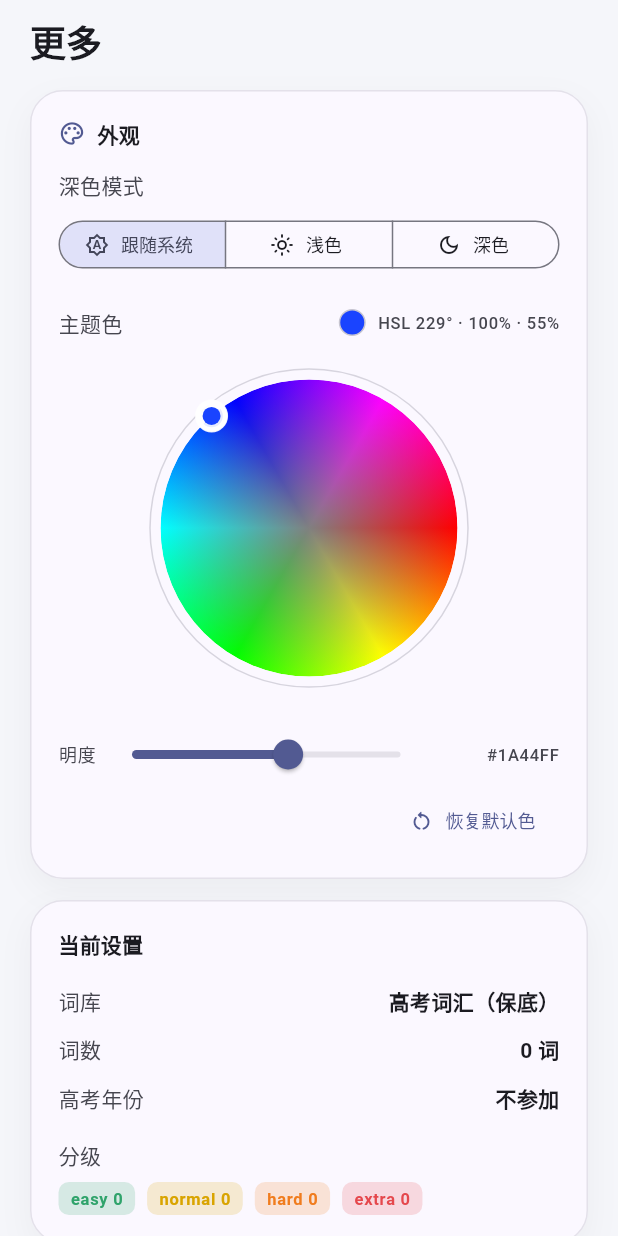
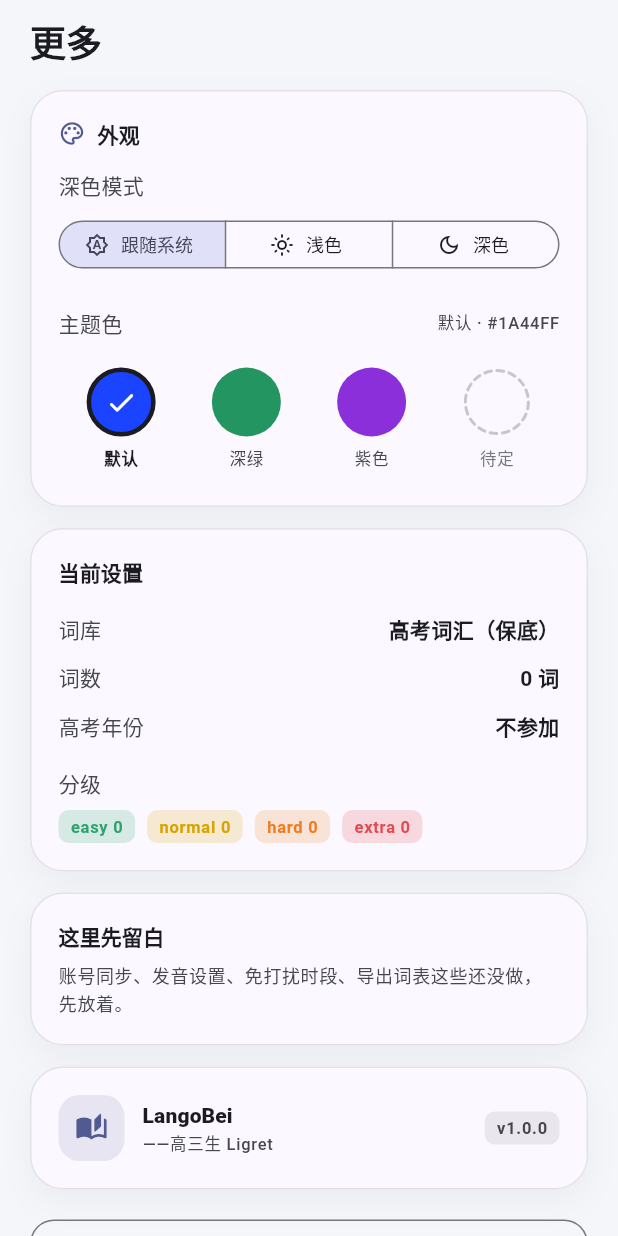
Before and after one commit to Ligret2007/LanGouBei, a Flutter app: the MoreScreen screen opened directly with empty values, on a phone screen of 412 x 824 dp. Run offline on Flutter 3.47's test engine with Material 3 defaults, Android fonts, the phone set to English and light mode, and no system bars; our stand-ins replace shared_preferences; accounts and stored records are empty.

Commit message:
feat(主题色): 主题色四选一（默认 / 深绿 / 紫色 + 留空一格）
- Settings 用 themePreset 取代自由 HSL，预设色值仍以 HSL 描述
- 老数据按色相就近迁移，差距过大回落默认
- 留空格画虚线圈标待定，点选被拒绝并给提示
- 色块加语义标签与选中态，屏幕阅读器可读
- 新增 8 个测试（四格齐全、留空选不中、颜色随预设变、迁移）

```diff
--- a/lib/main.dart
+++ b/lib/main.dart
@@ -25,7 +25,7 @@
       listenable: state,
       builder: (context, _) {
         final s = state.settings;
-        final seed = seedColorFrom(s.seedHue, s.seedSaturation, s.seedLightness);
+        final seed = seedForPreset(presetById(s.themePreset));
         return MaterialApp(
           title: 'LangoBei',
           debugShowCheckedModeBanner: false,
--- a/lib/models/word.dart
+++ b/lib/models/word.dart
@@ -129,6 +129,64 @@
 /// 外观模式：跟随系统 / 浅色 / 深色
 enum ThemeModeSetting { system, light, dark }
 
+/// 主题色预设：色值仍然用 HSL 描述，方便以后加自定义取色
+class ThemePreset {
+  final String id;
+  final String label;
+  final double hue; // 0-360
+  final double saturation; // 0-1
+  final double lightness; // 0-1
+
+  /// 留空的格子：占位用，不能选中
+  final bool reserved;
+
+  const ThemePreset({
+    required this.id,
+    required this.label,
+    required this.hue,
+    required this.saturation,
+    required this.lightness,
+    this.reserved = false,
+  });
+}
+
+/// 四选一：默认 / 深绿 / 紫色 /（留空）
+const List<ThemePreset> kThemePresets = [
+  ThemePreset(id: 'default', label: '默认', hue: 229, saturation: 1.00, lightness: 0.55),
+  ThemePreset(id: 'green', label: '深绿', hue: 152, saturation: 0.62, lightness: 0.36),
+  ThemePreset(id: 'purple', label: '紫色', hue: 272, saturation: 0.70, lightness: 0.52),
+  ThemePreset(
+    id: 'reserved',
+    label: '待定',
+    hue: 0,
+    saturation: 0,
+    lightness: 0.5,
+    reserved: true,
+  ),
+];
+
+ThemePreset presetById(String id) => kThemePresets.firstWhere(
+      (p) => p.id == id && !p.reserved,
+      orElse: () => kThemePresets.first,
+    );
+
+/// 老数据里存的是自由 HSL，迁移时找色相最接近的预设
+ThemePreset nearestPreset(double hue) {
+  ThemePreset best = kThemePresets.first;
+  var bestGap = 361.0;
+  for (final p in kThemePresets) {
+    if (p.reserved) continue;
+    final gap = (p.hue - hue).abs();
+    final wrapped = gap > 180 ? 360 - gap : gap;
+    if (wrapped < bestGap) {
+      bestGap = wrapped;
+      best = p;
+    }
+  }
+  // 差距太大就认为是随手拖的，回到默认
+  return bestGap <= 24 ? best : kThemePresets.first;
+}
+
 class Settings {
   bool onboarded;
   String bank; // core / ext
@@ -137,19 +195,15 @@
   /// 外观模式
   ThemeModeSetting themeMode;
 
-  /// 主题色的 HSL（色轮给 H 和 S，明度单独一根滑杆）
-  double seedHue; // 0-360
-  double seedSaturation; // 0-1
-  double seedLightness; // 0-1
+  /// 主题色预设 id（default / green / purple）
+  String themePreset;
 
   Settings({
     this.onboarded = false,
     this.bank = 'core',
     this.examYear,
     this.themeMode = ThemeModeSetting.system,
-    this.seedHue = 229,
-    this.seedSaturation = 1.0,
-    this.seedLightness = 0.55,
+    this.themePreset = 'default',
   });
 
   Map<String, dynamic> toJson() => {
@@ -157,9 +211,7 @@
         'bank': bank,
         'examYear': examYear,
         'themeMode': themeMode.name,
-        'hue': seedHue,
-        'sat': seedSaturation,
-        'light': seedLightness,
+        'preset': themePreset,
       };
 
   factory Settings.fromJson(Map<String, dynamic> j) => Settings(
@@ -170,8 +222,15 @@
           (m) => m.name == j['themeMode'],
           orElse: () => ThemeModeSetting.system,
         ),
-        seedHue: (j['hue'] as num?)?.toDouble() ?? 229,
-        seedSaturation: (j['sat'] as num?)?.toDouble() ?? 1.0,
-        seedLightness: (j['light'] as num?)?.toDouble() ?? 0.55,
+        themePreset: _migratePreset(j),
       );
+
+  /// 新字段直接用 preset；老数据只有自由 HSL，就迁到最接近的预设
+  static String _migratePreset(Map<String, dynamic> j) {
+    final saved = j['preset'] as String?;
+    if (saved != null) return presetById(saved).id;
+    final legacyHue = (j['hue'] as num?)?.toDouble();
+    if (legacyHue == null) return 'default';
+    return nearestPreset(legacyHue).id;
+  }
 }
--- a/lib/screens/more_screen.dart
+++ b/lib/screens/more_screen.dart
@@ -1,9 +1,10 @@
+import 'dart:math' as math;
+
 import 'package:flutter/material.dart';
 
 import '../app_state.dart';
 import '../models/word.dart';
 import '../theme.dart';
-import '../widgets/hsl_color_wheel.dart';
 
 /// 更多：外观（深浅色 + 主题色）、当前设置、重置入口
 class MoreScreen extends StatelessWidget {
@@ -15,7 +16,8 @@
   Widget build(BuildContext context) {
     final theme = Theme.of(context);
     final s = state.settings;
-    final seed = seedColorFrom(s.seedHue, s.seedSaturation, s.seedLightness);
+    final preset = presetById(s.themePreset);
+    final seed = seedForPreset(preset);
     final counts = state.levelCounts;
 
     return Scaffold(
@@ -82,74 +84,25 @@
                           style: theme.textTheme.bodyMedium
                               ?.copyWith(color: theme.colorScheme.onSurfaceVariant)),
                       const Spacer(),
-                      Container(
-                        width: 18,
-                        height: 18,
-                        decoration: BoxDecoration(
-                          color: seed,
-                          shape: BoxShape.circle,
-                          border: Border.all(
-                            color: theme.colorScheme.outlineVariant,
-                          ),
-                        ),
-                      ),
-                      const SizedBox(width: 8),
                       Text(
-                        'HSL ${s.seedHue.round()}° · ${(s.seedSaturation * 100).round()}% · ${(s.seedLightness * 100).round()}%',
+                        '${preset.label} · ${_hex(seed)}',
                         style: theme.textTheme.labelSmall
                             ?.copyWith(color: theme.colorScheme.onSurfaceVariant),
                       ),
                     ],
                   ),
                   const SizedBox(height: 14),
-                  Center(
-                    child: HslColorWheel(
-                      hue: s.seedHue,
-                      saturation: s.seedSaturation,
-                      lightness: s.seedLightness,
-                      size: 226,
-                      onChanged: (hue, sat) => state.setSeed(hue: hue, saturation: sat),
-                    ),
-                  ),
-                  const SizedBox(height: 14),
                   Row(
                     children: [
-                      Text('明度',
-                          style: theme.textTheme.labelMedium
-                              ?.copyWith(color: theme.colorScheme.onSurfaceVariant)),
-                      Expanded(
-                        child: Slider(
-                          value: s.seedLightness,
-                          min: 0.2,
-                          max: 0.8,
-                          divisions: 60,
-                          label: '${(s.seedLightness * 100).round()}%',
-                          onChanged: (v) => state.setSeed(lightness: v),
-                          onChangeEnd: (_) => state.flush(),
+                      for (final p in kThemePresets)
+                        Expanded(
+                          child: _PresetSwatch(
+                            preset: p,
+                            selected: p.id == preset.id,
+                            onTap: () => _pickPreset(context, p),
+                          ),
                         ),
-                      ),
-                      SizedBox(
-                        width: 82,
-                        child: Text(
-                          _hex(seed),
-                          textAlign: TextAlign.right,
-                          style: theme.textTheme.labelSmall
-                              ?.copyWith(color: theme.colorScheme.onSurfaceVariant),
-                        ),
-                      ),
                     ],
-                  ),
-                  Align(
-                    alignment: Alignment.centerRight,
-                    child: TextButton.icon(
-                      onPressed: state.resetSeed,
-                      icon: const Icon(Icons.restart_alt_rounded, size: 16),
-                      label: const Text('恢复默认色'),
-                      style: TextButton.styleFrom(
-                        visualDensity: VisualDensity.compact,
-                        textStyle: const TextStyle(fontSize: 12),
-                      ),
-                    ),
                   ),
                 ],
               ),
@@ -267,6 +220,19 @@
     );
   }
 
+  void _pickPreset(BuildContext context, ThemePreset p) {
+    if (p.reserved) {
+      ScaffoldMessenger.of(context)
+        ..hideCurrentSnackBar()
+        ..showSnackBar(const SnackBar(
+          content: Text('这一格先留空，想好加什么颜色再放进来'),
+          duration: Duration(seconds: 2),
+        ));
+      return;
+    }
+    state.setThemePreset(p.id);
+  }
+
   void _confirmReset(BuildContext context) {
     showDialog<void>(
       context: context,
@@ -287,3 +253,105 @@
     );
   }
 }
+
+/// 主题色色块：留空的那格画成虚线圈，点了只给提示
+class _PresetSwatch extends StatelessWidget {
+  final ThemePreset preset;
+  final bool selected;
+  final VoidCallback onTap;
+
+  const _PresetSwatch({
+    required this.preset,
+    required this.selected,
+    required this.onTap,
+  });
+
+  @override
+  Widget build(BuildContext context) {
+    final theme = Theme.of(context);
+    final color = seedForPreset(preset);
+
+    return Semantics(
+      button: true,
+      selected: selected,
+      label: preset.reserved ? '${preset.label}（未启用）' : '主题色 ${preset.label}',
+      child: InkWell(
+        onTap: onTap,
+        borderRadius: BorderRadius.circular(16),
+        child: Padding(
+          padding: const EdgeInsets.symmetric(vertical: 6),
+          child: Column(
+            children: [
+              SizedBox(
+                width: 46,
+                height: 46,
+                child: preset.reserved
+                    ? CustomPaint(
+                        painter: _DashedCirclePainter(
+                          color: theme.colorScheme.outlineVariant,
+                        ),
+                      )
+                    : Container(
+                        decoration: BoxDecoration(
+                          color: color,
+                          shape: BoxShape.circle,
+                          border: selected
+                              ? Border.all(color: theme.colorScheme.onSurface, width: 3)
+                              : null,
+                        ),
+                        child: selected
+                            ? const Icon(Icons.check_rounded, size: 22, color: Colors.white)
+                            : null,
+                      ),
+              ),
+              const SizedBox(height: 6),
+              Text(
+                preset.label,
+                style: theme.textTheme.labelSmall?.copyWith(
+                  color: preset.reserved
+                      ? theme.colorScheme.outline
+                      : selected
+                          ? theme.colorScheme.onSurface
+                          : theme.colorScheme.onSurfaceVariant,
+                  fontWeight: selected ? FontWeight.w700 : FontWeight.w500,
+                ),
+              ),
+            ],
+          ),
+        ),
+      ),
+    );
+  }
+}
+
+class _DashedCirclePainter extends CustomPainter {
+  final Color color;
+
+  _DashedCirclePainter({required this.color});
+
+  @override
+  void paint(Canvas canvas, Size size) {
+    final paint = Paint()
+      ..color = color
+      ..style = PaintingStyle.stroke
+      ..strokeWidth = 2
+      ..strokeCap = StrokeCap.round;
+    final center = size.center(Offset.zero);
+    final radius = size.width / 2 - 2;
+    const dashes = 16;
+    for (var i = 0; i < dashes; i++) {
+      final start = (i / dashes) * 2 * math.pi;
+      final sweep = (2 * math.pi / dashes) * 0.55;
+      canvas.drawArc(
+        Rect.fromCircle(center: center, radius: radius),
+        start,
+        sweep,
+        false,
+        paint,
+      );
+    }
+  }
+
+  @override
+  bool shouldRepaint(covariant _DashedCirclePainter old) => old.color != color;
+}
--- a/lib/theme.dart
+++ b/lib/theme.dart
@@ -1,10 +1,7 @@
 import 'package:flutter/material.dart';
 import 'package:flutter/services.dart';
 
-/// 默认主题色（HSL 229 / 100% / 55%）
-const double kDefaultHue = 229;
-const double kDefaultSaturation = 1.0;
-const double kDefaultLightness = 0.55;
+import 'models/word.dart';
 
 const Color kAccent = Color(0xFFFF8A3D);
 const Color kGood = Color(0xFF30A46C);
@@ -34,7 +31,7 @@
   };
 }
 
-/// 由 HSL 得到种子色；色轮只改 H/S，明度走单独滑杆
+/// 由 HSL 得到种子色；预设色值都用 HSL 描述，以后要加自定义取色可以直接复用
 Color seedColorFrom(double hue, double saturation, double lightness) {
   return HSLColor.fromAHSL(
     1,
@@ -44,8 +41,10 @@
   ).toColor();
 }
 
-Color get defaultSeedColor =>
-    seedColorFrom(kDefaultHue, kDefaultSaturation, kDefaultLightness);
+Color seedForPreset(ThemePreset preset) =>
+    seedColorFrom(preset.hue, preset.saturation, preset.lightness);
+
+Color get defaultSeedColor => seedForPreset(kThemePresets.first);
 
 ThemeData buildTheme(Brightness brightness, Color seed) {
   final scheme = ColorScheme.fromSeed(
--- a/lib/widgets/hsl_color_wheel.dart
+++ /dev/null
@@ -1,159 +0,0 @@
-import 'dart:math' as math;
-
-import 'package:flutter/gestures.dart';
-import 'package:flutter/material.dart';
-
-/// HSL 色轮：角度取色相（0-360），半径取饱和度（0-1），明度在外部单独调
-class HslColorWheel extends StatelessWidget {
-  final double hue;
-  final double saturation;
-  final double lightness;
-  final double size;
-  final void Function(double hue, double saturation) onChanged;
-
-  const HslColorWheel({
-    super.key,
-    required this.hue,
-    required this.saturation,
-    required this.lightness,
-    required this.onChanged,
-    this.size = 220,
-  });
-
-  /// 把本地坐标换算成 色相 / 饱和度
-  void _emit(Offset local, Size box) {
-    final center = Offset(box.width / 2, box.height / 2);
-    final radius = box.width / 2 - 14;
-    final d = local - center;
-    final sat = (d.distance / radius).clamp(0.0, 1.0);
-    var deg = math.atan2(d.dy, d.dx) * 180 / math.pi; // 0° 在右侧，顺时针为正
-    deg = (deg + 360) % 360;
-    onChanged(deg, sat);
-  }
-
-  @override
-  Widget build(BuildContext context) {
-    final theme = Theme.of(context);
-    final box = Size(size, size);
-
-    return Semantics(
-      label: 'HSL 色轮',
-      value: '色相 ${hue.round()} 度，饱和度 ${(saturation * 100).round()}%',
-      child: SizedBox(
-        width: size,
-        height: size,
-        child: RawGestureDetector(
-          behavior: HitTestBehavior.opaque,
-          // 色轮嵌在可滚动页面里，必须自己不放手势，否则竖直拖动会被列表抢走
-          gestures: <Type, GestureRecognizerFactory>{
-            _EagerPanRecognizer: GestureRecognizerFactoryWithHandlers<_EagerPanRecognizer>(
-              _EagerPanRecognizer.new,
-              (instance) {
-                instance.onStart = (d) => _emit(d.localPosition, box);
-                instance.onUpdate = (d) => _emit(d.localPosition, box);
-              },
-            ),
-          },
-          child: Listener(
-            // 轻点立刻取色，不用等手势判定
-            onPointerDown: (e) => _emit(e.localPosition, box),
-            child: CustomPaint(
-              painter: _WheelPainter(
-                hue: hue,
-                saturation: saturation,
-                lightness: lightness,
-                trackColor: theme.colorScheme.outlineVariant,
-              ),
-            ),
-          ),
-        ),
-      ),
-    );
-  }
-}
-
-/// 输了也不认输的拖动识别器：保证色轮在滚动容器里依然能拖动
-class _EagerPanRecognizer extends PanGestureRecognizer {
-  @override
-  void rejectGesture(int pointer) => acceptGesture(pointer);
-}
-
-class _WheelPainter extends CustomPainter {
-  final double hue;
-  final double saturation;
-  final double lightness;
-  final Color trackColor;
-
-  _WheelPainter({
-    required this.hue,
-    required this.saturation,
-    required this.lightness,
-    required this.trackColor,
-  });
-
-  @override
-  void paint(Canvas canvas, Size size) {
-    final center = size.center(Offset.zero);
-    final radius = size.width / 2 - 14;
-    final rect = Rect.fromCircle(center: center, radius: radius);
-
-    // 外圈轨道
-    canvas.drawCircle(
-      center,
-      radius + 7,
-      Paint()
-        ..style = PaintingStyle.stroke
-        ..strokeWidth = 1
-        ..color = trackColor.withValues(alpha: 0.7),
-    );
-
-    // 色相环
-    final hueColors = <Color>[
-      for (var h = 0; h <= 360; h += 20)
-        HSLColor.fromAHSL(1, (h % 360).toDouble(), 1, 0.5).toColor(),
-    ];
-
-    canvas.save();
-    canvas.clipPath(Path()..addOval(rect));
-    canvas.drawCircle(
-      center,
-      radius,
-      Paint()..shader = SweepGradient(colors: hueColors).createShader(rect),
-    );
-    // 饱和度：中心灰 → 边缘纯色
-    canvas.drawCircle(
-      center,
-      radius,
-      Paint()
-        ..shader = const RadialGradient(
-          colors: [Color(0xFF808080), Color(0x00808080)],
-        ).createShader(rect),
-    );
-    canvas.restore();
-
-    // 当前选择点
-    final rad = hue * math.pi / 180;
-    final pos = center + Offset(math.cos(rad), math.sin(rad)) * (saturation * radius);
-    canvas.drawCircle(pos, 11, Paint()..color = Colors.white.withValues(alpha: 0.9));
-    canvas.drawCircle(
-      pos,
-      9,
-      Paint()
-        ..style = PaintingStyle.stroke
-        ..strokeWidth = 3
-        ..color = Colors.white,
-    );
-    canvas.drawCircle(
-      pos,
-      6,
-      Paint()..color = HSLColor.fromAHSL(1, hue, saturation, lightness).toColor(),
-    );
-  }
-
-  @override
-  bool shouldRepaint(covariant _WheelPainter old) =>
-      old.hue != hue ||
-      old.saturation != saturation ||
-      old.lightness != lightness ||
-      old.trackColor != trackColor;
-}
```
Also changed, not shown: lib/app_state.dart (+8 -22 lines), 2 other files.
